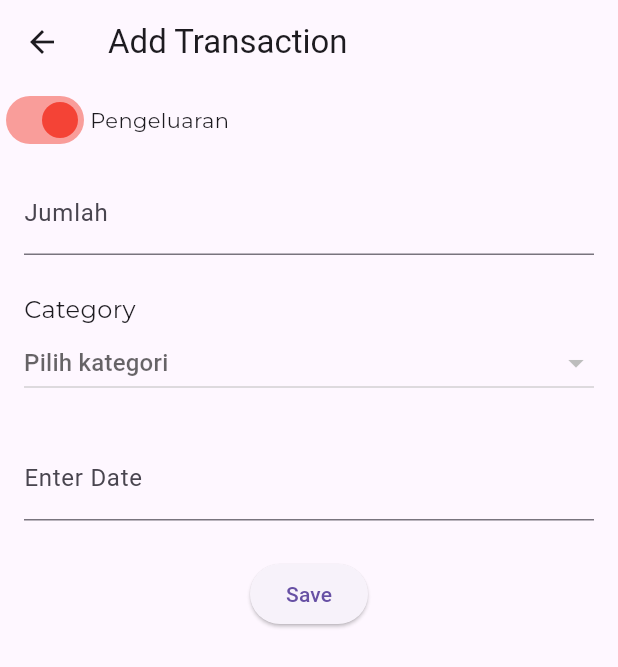
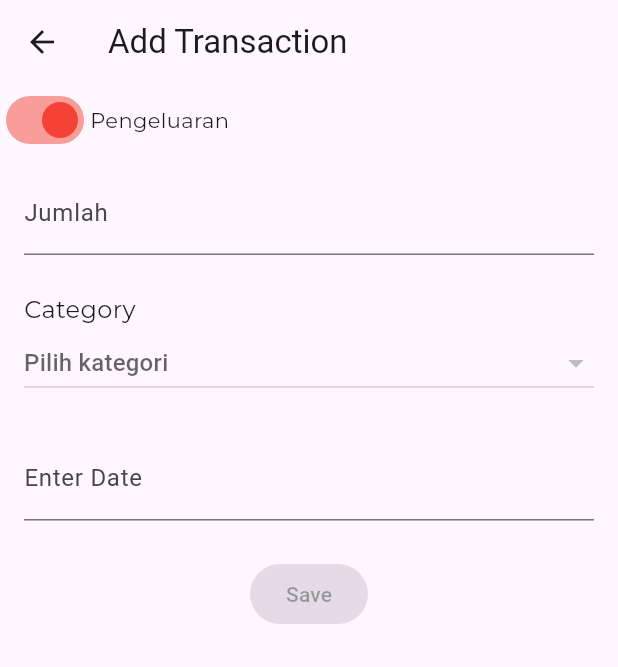
Before and after one commit to yudi6268/catatan_keuangan, a Flutter app: the screen it shows after launch, after a tap on the "add" icon, on a phone screen of 412 x 824 dp. Shown: the top 667 px of the screen. Run offline on Flutter 3.47's test engine with Material 3 defaults, Android fonts, the phone set to English and light mode, and no system bars; our stand-ins replace google_fonts, supabase_flutter; missing offline and left inert: calendar_appbar; accounts and stored records are empty.

Commit message:
crud transaction

```diff
--- a/lib/models/transaction_service.dart
+++ b/lib/models/transaction_service.dart
@@ -20,7 +20,6 @@ class TransactionService {
   await _client.from('transaction').insert({
     'name': name,
     'category_id': categoryId,
-    'transaction_code': transactionCode,
     'amount': amount,
     'type': type, // <-- tambahkan type
     'created_at': now,
@@ -34,12 +33,12 @@ class TransactionService {
   required int categoryId,
   required String transactionCode,
   required double amount,
+  required int type, // <-- harus ada
 }) async {
     final now = DateTime.now().toIso8601String();
     await _client.from('transaction').update({
       'name': name,
       'category_id': categoryId,
-      'transaction_code': transactionCode,
       'amount': amount,
       'updated_at': now,
     }).eq('id', id);
--- a/lib/pages/home_page.dart
+++ b/lib/pages/home_page.dart
@@ -2,6 +2,7 @@ import 'package:flutter/material.dart';
 import 'package:google_fonts/google_fonts.dart';
 import '../models/transaction_service.dart';
 import '../models/transaction.dart';
+import 'transaction_page.dart';
 
 class HomePage extends StatefulWidget {
   const HomePage({super.key});
@@ -23,14 +24,19 @@ class _HomePageState extends State<HomePage> {
   }
 
   Future<void> fetchTransactions() async {
-    setState(() {
-      isLoading = true;
-    });
-    final data = await transactionService.fetchAll(); // <-- Ganti di sini
+    setState(() { isLoading = true; });
+    try {
+      final data = await transactionService.fetchAll();
       setState(() {
         transactions = data;
         isLoading = false;
       });
+    } catch (e) {
+      setState(() { isLoading = false; });
+      ScaffoldMessenger.of(context).showSnackBar(
+        SnackBar(content: Text('Gagal ambil data: $e')),
+      );
+    }
   }
 
   Future<void> deleteTransaction(int id) async {
@@ -40,7 +46,9 @@ class _HomePageState extends State<HomePage> {
 
   @override
   Widget build(BuildContext context) {
-    return SingleChildScrollView(
+    return Scaffold(
+
+       body: SingleChildScrollView(
         child: SafeArea(
           child: Column(
             crossAxisAlignment: CrossAxisAlignment.start,
@@ -168,8 +176,14 @@ class _HomePageState extends State<HomePage> {
                                       const SizedBox(width: 10),
                                       IconButton(
                                         icon: const Icon(Icons.edit),
-                                      onPressed: () {
-                                        // TODO: Navigasi ke halaman edit transaksi
+                                        onPressed: () async {
+                                          final result = await Navigator.push(
+                                          context,
+                                          MaterialPageRoute(builder: (_) => TransactionPage()),
+                                        );
+                                        if (result == true) {
+                                          fetchTransactions();
+                                        }
                                         },
                                       ),
                                     ],
@@ -195,6 +209,7 @@ class _HomePageState extends State<HomePage> {
             ],
           ),
         ),
+      ),
     );
   }
 }
--- a/lib/pages/transaction_page.dart
+++ b/lib/pages/transaction_page.dart
@@ -3,9 +3,12 @@ import 'package:google_fonts/google_fonts.dart';
 import 'package:intl/intl.dart';
 import '../models/category_service.dart';
 import '../models/category.dart';
+import '../models/transaction_service.dart';
+import '../models/transaction.dart';
 
 class TransactionPage extends StatefulWidget {
-  const TransactionPage({super.key});
+  final Transaction? transaction;
+  const TransactionPage({super.key, this.transaction});
 
   @override
   State<TransactionPage> createState() => _TransactionPageState();
@@ -16,7 +19,14 @@ class _TransactionPageState extends State<TransactionPage> {
   List<Category> categories = [];
   Category? selectedCategory;
   TextEditingController dateController = TextEditingController();
+
+  // Tambahkan deklarasi controller berikut:
+  final TextEditingController amountController = TextEditingController();
+  final TextEditingController nameController = TextEditingController();
+  final TextEditingController codeController = TextEditingController();
   final categoryService = CategoryService();
+  final transactionService = TransactionService();
+
 
   @override
   void initState() {
@@ -75,12 +85,13 @@ class _TransactionPageState extends State<TransactionPage> {
               Padding(
                 padding: const EdgeInsets.symmetric(horizontal: 16),
                 child: TextFormField(
-                  keyboardType: TextInputType.number,
-                  decoration: const InputDecoration(
-                    border: UnderlineInputBorder(),
-                    labelText: "Jumlah",
-                  ),
+                controller: amountController, // <-- tambahkan ini!
+                keyboardType: TextInputType.number,
+                decoration: const InputDecoration(
+                  border: UnderlineInputBorder(),
+                  labelText: "Jumlah",
                 ),
+              ),
               ),
 
               SizedBox(height: 25),
@@ -136,11 +147,43 @@ class _TransactionPageState extends State<TransactionPage> {
               SizedBox(height: 25),
               Center(
                   child: ElevatedButton(
-                      onPressed: () {
-                        // TODO: Save transaction
-                      },
-                      child: Text("Save"))),
-            ],
+      onPressed: (
+  amountController.text.isNotEmpty &&
+  selectedCategory != null
+)
+    ? () async {
+        try {
+          if (widget.transaction != null) {
+            // UPDATE
+            await transactionService.update(
+              id: widget.transaction!.id,
+              name: selectedCategory?.name ?? 'Transaksi Baru',
+              categoryId: selectedCategory!.id,
+              transactionCode: '-',
+              amount: double.tryParse(amountController.text) ?? 0.0,
+              type: isExpense ? 2 : 1,
+            );
+          } else {
+            // INSERT
+            await transactionService.insert(
+              name: selectedCategory?.name ?? 'Transaksi Baru',
+              categoryId: selectedCategory!.id,
+              transactionCode: '-',
+              amount: double.tryParse(amountController.text) ?? 0.0,
+              type: isExpense ? 2 : 1,
+            );
+          }
+          Navigator.pop(context, true); // Penting: kirim true ke home_page
+        } catch (e) {
+          ScaffoldMessenger.of(context).showSnackBar(
+            SnackBar(content: Text('Gagal simpan: $e')),
+          );
+        }
+      }
+    : null,
+  child: Text("Save"),
+),
+              )],
           ),
         ),
       ),
```
Lines whose indentation alone changed are shown as unchanged.
